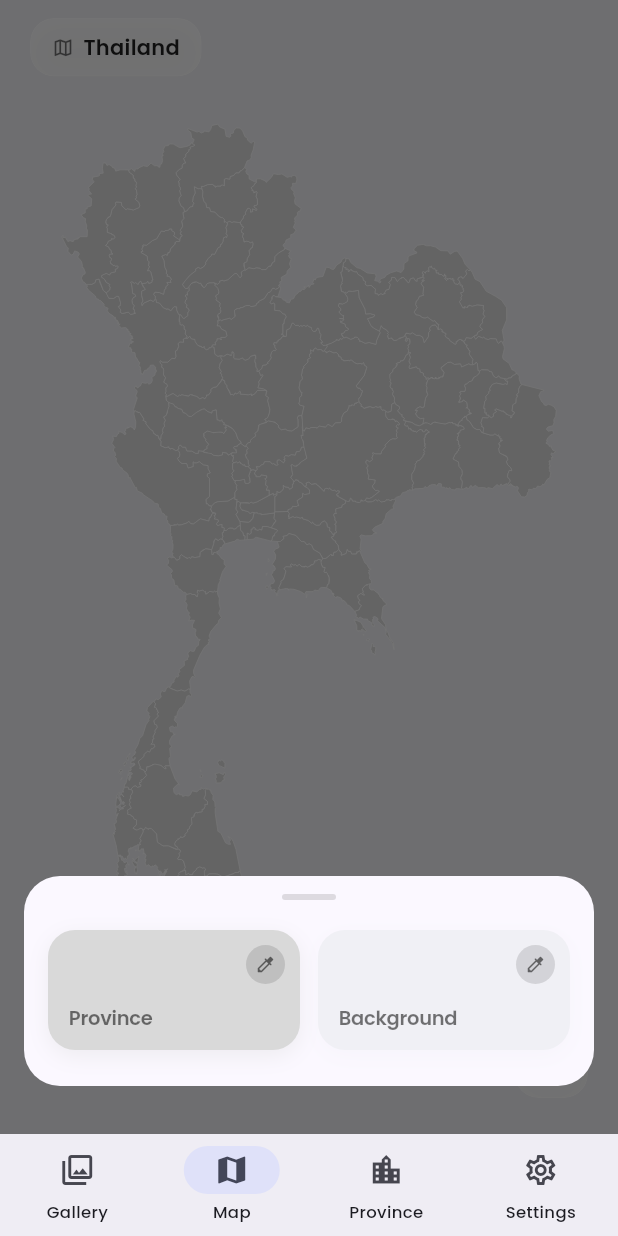
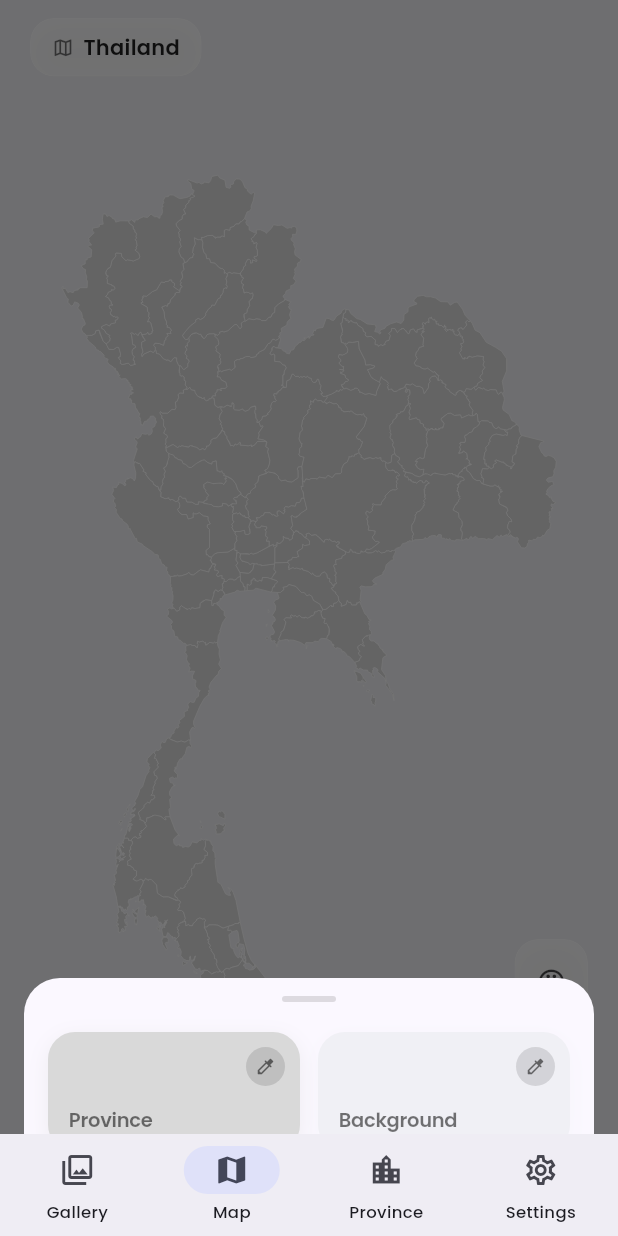
Before and after one commit to 9Thanathip/photoMap, a Flutter app: the MapScreen screen opened by its route, after a tap on the "palette" icon, on a phone screen of 412 x 824 dp. Run offline on Flutter 3.47's test engine with Material 3 defaults, Android fonts, the phone set to English and light mode, and no system bars; our stand-ins replace flutter_colorpicker, flutter_riverpod, gap, geocoding, go_router, google_fonts and 3 more; missing offline and left inert: photo_manager, photo_manager_image_provider; accounts and stored records are empty; statements that could not run were skipped.

Commit message:
remove padding size

```diff
--- a/lib/features/map/presentation/screens/map_screen.dart
+++ b/lib/features/map/presentation/screens/map_screen.dart
@@ -5,8 +5,12 @@ import 'package:flutter/scheduler.dart';
 import 'package:flutter_colorpicker/flutter_colorpicker.dart';
 import 'package:flutter_riverpod/flutter_riverpod.dart';
 import 'package:photo_manager/photo_manager.dart';
+import 'package:shared_preferences/shared_preferences.dart';
 import '../providers/map_provider.dart';
 import '../widgets/thailand_map_painter.dart';
+
+const _kKeyProvinceColor = 'map_province_color';
+const _kKeyCanvasColor = 'map_canvas_color';
 
 class _ColorPreset {
   const _ColorPreset(this.label, this.color);
@@ -65,6 +69,24 @@ class _MapScreenState extends ConsumerState<MapScreen>
     _ticker =
         createTicker((_) => setState(() => _currentTime = DateTime.now()))
           ..start();
+    _loadColors();
+  }
+
+  Future<void> _loadColors() async {
+    final prefs = await SharedPreferences.getInstance();
+    final provinceVal = prefs.getInt(_kKeyProvinceColor);
+    final canvasVal = prefs.getInt(_kKeyCanvasColor);
+    if (!mounted) return;
+    setState(() {
+      if (provinceVal != null) _provinceColor = Color(provinceVal);
+      if (canvasVal != null) _canvasColor = Color(canvasVal);
+    });
+  }
+
+  Future<void> _saveColors() async {
+    final prefs = await SharedPreferences.getInstance();
+    await prefs.setInt(_kKeyProvinceColor, _provinceColor.toARGB32());
+    await prefs.setInt(_kKeyCanvasColor, _canvasColor.toARGB32());
   }
 
   @override
@@ -83,8 +105,14 @@ class _MapScreenState extends ConsumerState<MapScreen>
       builder: (_) => _SettingsSheet(
         currentProvince: _provinceColor,
         currentCanvas: _canvasColor,
-        onProvinceSelect: (c) => setState(() => _provinceColor = c),
-        onCanvasSelect: (c) => setState(() => _canvasColor = c),
+        onProvinceSelect: (c) {
+          setState(() => _provinceColor = c);
+          _saveColors();
+        },
+        onCanvasSelect: (c) {
+          setState(() => _canvasColor = c);
+          _saveColors();
+        },
       ),
     );
   }
--- a/lib/features/shell/shell_screen.dart
+++ b/lib/features/shell/shell_screen.dart
@@ -9,6 +9,7 @@ class ShellScreen extends StatelessWidget {
   @override
   Widget build(BuildContext context) {
     return Scaffold(
+      extendBody: true,
       body: navigationShell,
       bottomNavigationBar: NavigationBar(
         selectedIndex: navigationShell.currentIndex,
```
